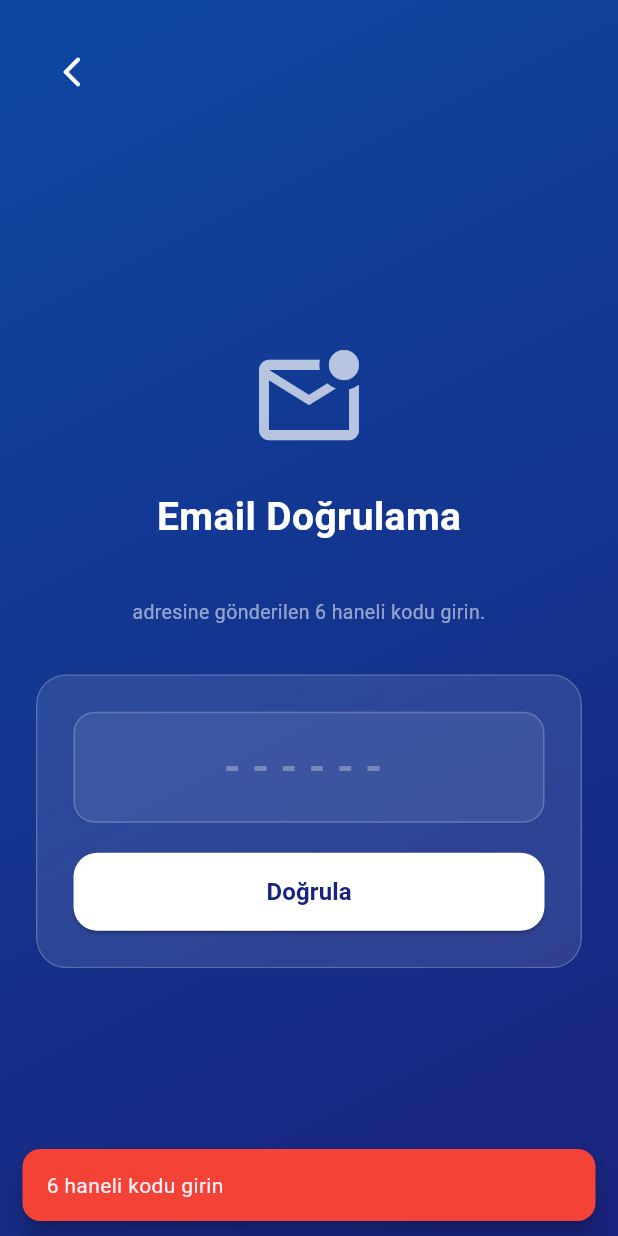
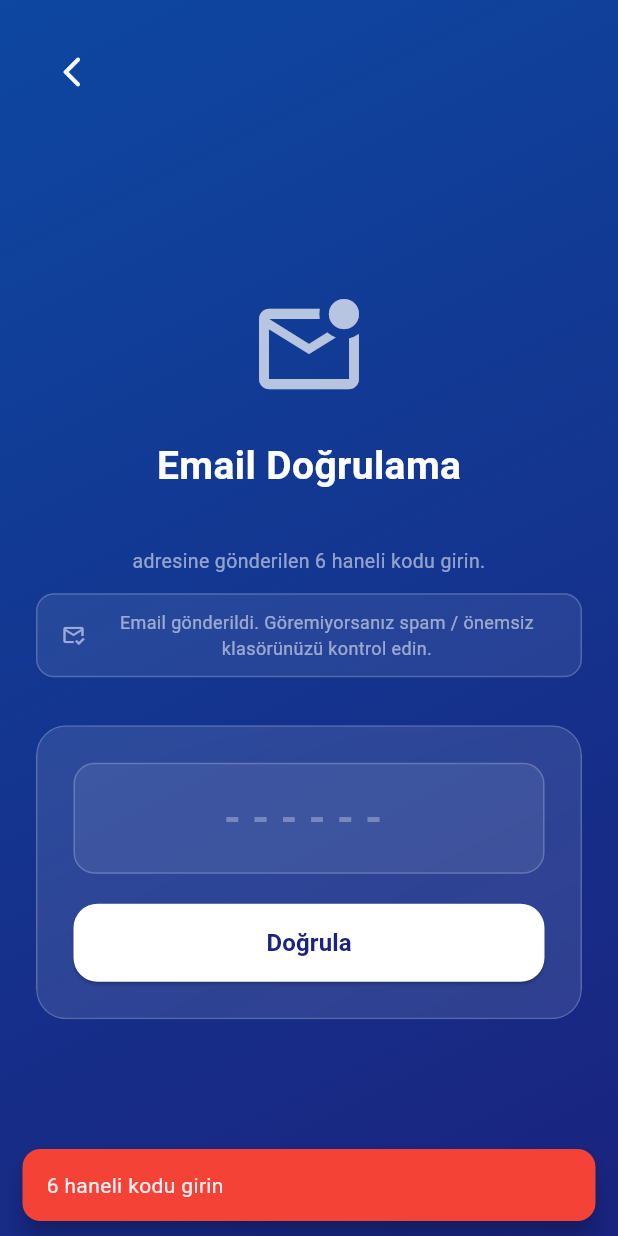
Before and after one commit to aliyedibela/ErzurumRota, a Flutter app: the UserVerifyScreen screen opened directly with empty values, after a tap on "Doğrula", on a phone screen of 412 x 824 dp. Run offline on Flutter 3.47's test engine with Material 3 defaults, Android fonts, the light colour scheme and no system bars; our stand-ins replace flutter_dotenv, flutter_map, flutter_tts, geolocator, latlong2, shared_preferences; missing offline and left inert: signalr_core; accounts and stored records are empty.

Commit message:
ui: replace debug code banner with spam folder info message

```diff
--- a/lib/views/profile/user_verify_screen.dart
+++ b/lib/views/profile/user_verify_screen.dart
@@ -5,7 +5,9 @@ import '../../services/user_auth_service.dart';
 class UserVerifyScreen extends StatefulWidget {
   final String userId;
   final String email;
-  const UserVerifyScreen({super.key, required this.userId, required this.email});
+  /// Backend'den dönen debug kodu — email gelmediğinde gösterilir
+  final String? debugCode;
+  const UserVerifyScreen({super.key, required this.userId, required this.email, this.debugCode});
   @override
   State<UserVerifyScreen> createState() => _UserVerifyScreenState();
 }
@@ -14,6 +16,7 @@ class _UserVerifyScreenState extends State<UserVerifyScreen> {
   final _codeCtrl = TextEditingController();
   final _svc = UserAuthService();
   bool _loading = false;
+  bool _showDebugCode = false;
 
   Future<void> _verify() async {
     if (_codeCtrl.text.length != 6) { _snack('6 haneli kodu girin', Colors.red); return; }
@@ -22,12 +25,13 @@ class _UserVerifyScreenState extends State<UserVerifyScreen> {
     if (!mounted) return;
     setState(() => _loading = false);
     if (res['success']) {
-      _snack('Hesap doğrulandı! Giriş yapılıyor...', Colors.green);
-      await Future.delayed(const Duration(milliseconds: 800));
+      _snack('Hesap doğrulandı! Giriş ekranına yönlendiriliyorsunuz...', Colors.green);
+      await Future.delayed(const Duration(milliseconds: 1000));
       if (!mounted) return;
-      Navigator.pop(context);
+      // true döndür → signup screen giriş ekranına yönlendirir
+      Navigator.pop(context, true);
     } else {
-      _snack(res['error'], Colors.red);
+      _snack(res['error'] ?? 'Doğrulama başarısız', Colors.red);
     }
   }
 
@@ -60,7 +64,30 @@ class _UserVerifyScreenState extends State<UserVerifyScreen> {
               Text(widget.email, style: const TextStyle(color: Colors.white60, fontSize: 14)),
               const SizedBox(height: 6),
               const Text('adresine gönderilen 6 haneli kodu girin.', style: TextStyle(color: Colors.white54, fontSize: 13), textAlign: TextAlign.center),
-              const SizedBox(height: 32),
+              const SizedBox(height: 12),
+
+              Container(
+                padding: const EdgeInsets.symmetric(horizontal: 16, vertical: 10),
+                decoration: BoxDecoration(
+                  color: Colors.white.withOpacity(0.08),
+                  borderRadius: BorderRadius.circular(12),
+                  border: Border.all(color: Colors.white.withOpacity(0.2)),
+                ),
+                child: const Row(mainAxisSize: MainAxisSize.min, children: [
+                  Icon(Icons.mark_email_read_outlined, color: Colors.white54, size: 16),
+                  SizedBox(width: 8),
+                  Flexible(
+                    child: Text(
+                      'Email gönderildi. Göremiyorsanız spam / önemsiz klasörünüzü kontrol edin.',
+                      style: TextStyle(color: Colors.white54, fontSize: 12),
+                      textAlign: TextAlign.center,
+                    ),
+                  ),
+                ]),
+              ),
+              const SizedBox(height: 12),
+
+              const SizedBox(height: 20),
               ClipRRect(
                 borderRadius: BorderRadius.circular(20),
                 child: BackdropFilter(
```
